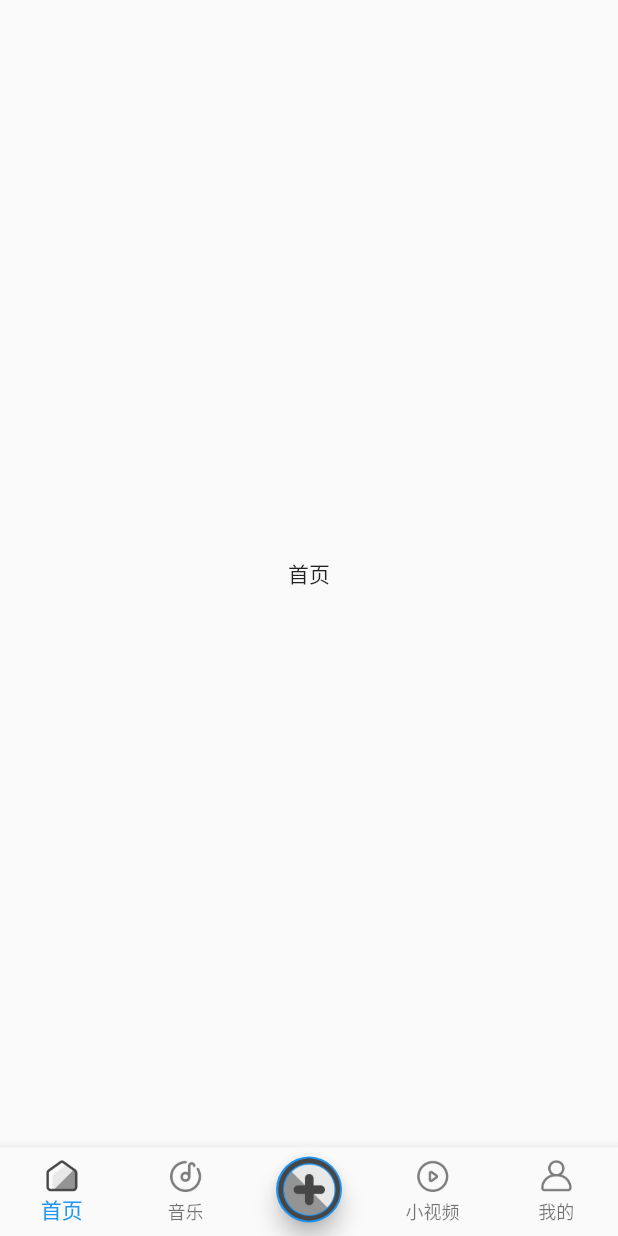
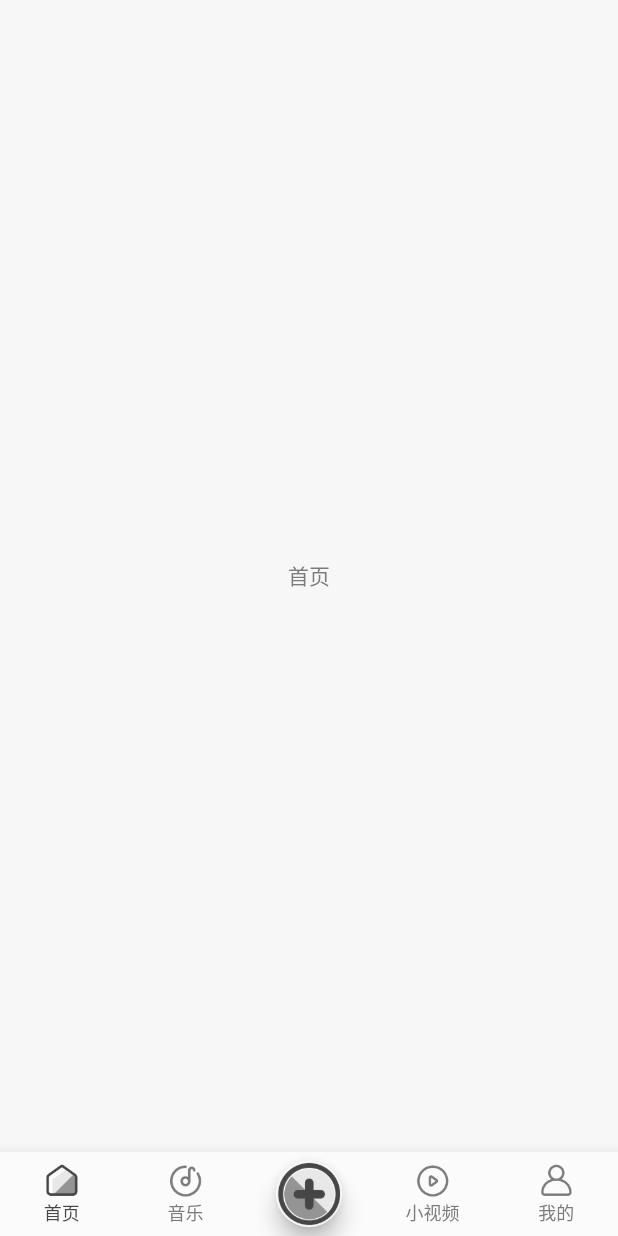
Before and after one commit to liuyihua2015/flutter_duqin, a Flutter app: the screen it shows after launch, on a phone screen of 412 x 824 dp. Run offline on Flutter 3.47's test engine with Material 2 defaults, Android fonts, the phone set to English and light mode, and no system bars.

Commit message:
主题配置

```diff
--- /dev/null
+++ b/lib/View/root_pages/home_page.dart
@@ -0,0 +1,15 @@
+import 'package:flutter/material.dart';
+
+class HomePage extends StatefulWidget {
+  @override
+  _HomePageState createState() => _HomePageState();
+}
+
+class _HomePageState extends State<HomePage> {
+  @override
+  Widget build(BuildContext context) {
+    return Center(
+      child: Text("首页"),
+    );
+  }
+}
--- /dev/null
+++ b/lib/config/app_theme.dart
@@ -0,0 +1,22 @@
+import 'package:duqin/config/app_colors.dart';
+import 'package:flutter/material.dart';
+
+final ThemeData themeData = ThemeData(
+  primaryColor: AppColors.primary,
+  scaffoldBackgroundColor: AppColors.page,
+  splashColor: Colors.transparent, // 取消水波纹效果
+  highlightColor: Colors.transparent, // 取消水波纹效果
+  textTheme: TextTheme(
+    bodyText2: TextStyle(
+      color: AppColors.unactive, // 文字颜色
+    ),
+  ),
+  bottomNavigationBarTheme: BottomNavigationBarThemeData(
+    backgroundColor: AppColors.nav,
+    selectedItemColor: AppColors.active,
+    unselectedItemColor: AppColors.unactive,
+    selectedLabelStyle: TextStyle(
+      fontSize: 12,
+    ),
+  ),
+);
--- a/lib/main.dart
+++ b/lib/main.dart
@@ -1,3 +1,4 @@
+import 'package:duqin/config/app_theme.dart';
 import 'package:flutter/material.dart';
 
 import 'transit_page.dart';
@@ -9,6 +10,7 @@ class MyApp extends StatelessWidget {
   Widget build(BuildContext context) {
     return MaterialApp(
       debugShowCheckedModeBanner: false,
+      theme: themeData,
       home: TransitPage(),
     );
   }
--- a/lib/root_page.dart
+++ b/lib/root_page.dart
@@ -1,3 +1,8 @@
+import 'package:duqin/View/root_pages/home_page.dart';
+import 'package:duqin/View/root_pages/music_page.dart';
+import 'package:duqin/View/root_pages/profile_page.dart';
+import 'package:duqin/View/root_pages/tiny_video_page.dart';
+import 'package:duqin/config/app_colors.dart';
 import 'package:flutter/material.dart';
 
 class RootPage extends StatefulWidget {
@@ -16,6 +21,16 @@ const Map<String, String> _bottomNames = {
 class _RootPageState extends State<RootPage> {
   //当前导航页索引
   int _currentIndex = 0;
+
+  //页面集合
+  final List<Widget> _pages = [
+    HomePage(),
+    MusicPage(),
+    Container(),
+    TinyAideoPage(),
+    ProfilePage(),
+  ];
+
   //底部导航树数组
   final List<BottomNavigationBarItem> _bottomNavBarlist = [];
 
@@ -42,9 +57,7 @@ class _RootPageState extends State<RootPage> {
   @override
   Widget build(BuildContext context) {
     return Scaffold(
-      body: Center(
-        child: Text("首页"),
-      ),
+      body: _pages[_currentIndex],
       bottomNavigationBar: BottomNavigationBar(
         items: _bottomNavBarlist,
         currentIndex: _currentIndex,
@@ -68,7 +81,8 @@ class _RootPageState extends State<RootPage> {
           width: 24,
           height: 24,
         ),
-        label: value);
+        label: value,
+        tooltip: '');
   }
 }
 
@@ -79,6 +93,7 @@ Widget _createMediaButton() {
     height: 44,
     margin: EdgeInsets.only(top: 56),
     child: FloatingActionButton(
+      backgroundColor: AppColors.nav,
       onPressed: _onCreateMedia,
       child: Image.asset(
         'assets/images/icons/create_media.png',
```
Also changed, not shown: lib/View/root_pages/music_page.dart (added, +15 -0 lines), lib/View/root_pages/profile_page.dart (added, +15 -0 lines), lib/View/root_pages/tiny_video_page.dart (added, +15 -0 lines), lib/config/app_colors.dart (added, +44 -0 lines).
